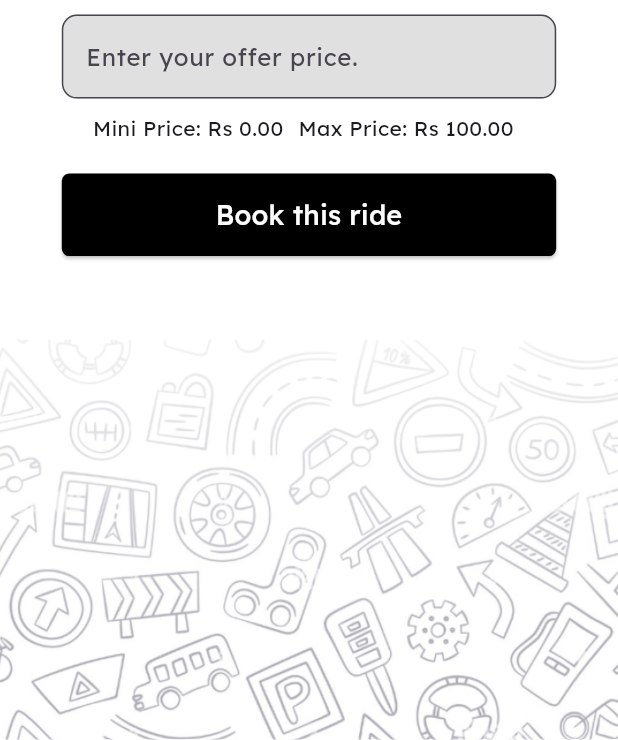
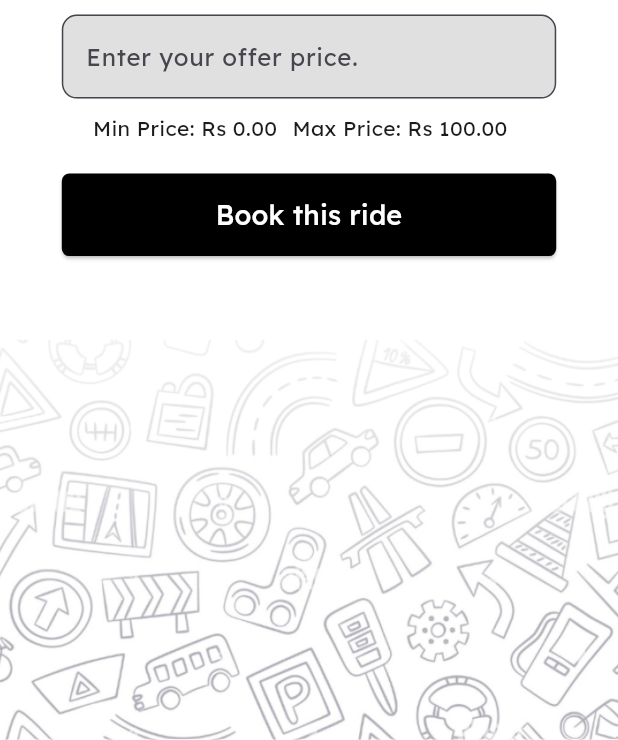
Before and after one commit to aditya030/Autohub_userside, a Flutter app: the MapRidePricePage screen opened by its route, after a tap on "Auto", after a tap on "Premium Auto", after a tap on "Place your offer of", on a phone screen of 412 x 824 dp, the part 496-1236 px from its top. Run offline on Flutter 3.47's test engine with Material 3 defaults, Android fonts, the phone set to English and light mode, and no system bars; our stand-ins replace cloud_firestore, firebase_auth, firebase_core, flutter_rating_bar, google_maps_flutter, location; missing offline and left inert: flutter_polyline_points, razorpay_flutter; accounts and stored records are empty.

Commit message:
some small changes like min price limit

```diff
--- a/lib/main.dart
+++ b/lib/main.dart
@@ -45,7 +45,7 @@ class MyApp extends StatelessWidget {
         fontFamily: "Lexend",
         scaffoldBackgroundColor: AppColors.backgroundColor,
       ),
-      initialRoute: '/   ',
+      initialRoute: '/',
       routes: {
         '/': (context) => HomePage(),
         '/ride': (context) => MapRidePricePage(_pSource, _pSource, distance),
@@ -56,7 +56,7 @@ class MyApp extends StatelessWidget {
         //     return MapRidePricePage(distance: args['distance']);
         //   },
         '/homepage': (context) => HomePage(),
-        '/searchpage': (context) => SearchPage(_pSource,_pSource),
+        '/searchpage': (context) => SearchPage(_pSource, _pSource),
         '/ridecompletion': (context) => RideCompletion(),
         '/Auto_details': (context) => BookingPage(),
         '/userdetails': (context) => user_details.UserDetailsPage(),
@@ -65,7 +65,7 @@ class MyApp extends StatelessWidget {
         '/signin': (context) => SigninPage(),
         '/otp': (context) => OTPPage(),
         '/signup': (context) => SignupPage(),
-        '/bidding': (context) => DriverListPage(),
+        '/bidding': (context) => DriverListPage(bidPrice: 1700),
         '/profilecompletion': (context) => ProfilePage(),
         '/accountcreation': (context) => AccountCreatedPage(),
         '/destination': (context) => DestinationPage(),
--- a/lib/pages/bidding_page.dart
+++ b/lib/pages/bidding_page.dart
@@ -2,7 +2,9 @@ import 'dart:async';
 import 'package:flutter/material.dart';
 
 class DriverListPage extends StatefulWidget {
-  const DriverListPage({Key? key}) : super(key: key);
+  final int bidPrice; // Add bidPrice as a parameter
+
+  const DriverListPage({Key? key, required this.bidPrice}) : super(key: key);
 
   @override
   _DriverListPageState createState() => _DriverListPageState();
@@ -109,7 +111,7 @@ class _DriverListPageState extends State<DriverListPage> {
                           ),
                         ),
                         Text(
-                          '₹400',
+                          '₹${widget.bidPrice}', // Use bidPrice from the widget
                           style: TextStyle(
                             fontSize: 18,
                             fontWeight: FontWeight.bold,
--- a/lib/pages/map_ride_price_page.dart
+++ b/lib/pages/map_ride_price_page.dart
@@ -88,54 +88,54 @@ class _MapRidePricePageState extends State<MapRidePricePage> {
             polylines: Set<Polyline>.of(polylines.values),
           ),
 
-          Positioned(
-            top: 50.0,
-            left: 15.0,
-            child: Container(
-              width: screenWidth * 0.9,
-              height: 100.0,
-              decoration: BoxDecoration(
-                color: AppColors.backgroundColor.withOpacity(0.9),
-                borderRadius: BorderRadius.all(Radius.circular(5)),
-                border: Border.all(color: AppColors.primaryColor),
-              ),
-              child: Column(
-                children: [
-                  TextField(
-                    decoration: InputDecoration(
-                      hintText: "Vit Main Gate",
-                      hintStyle: TextStyle(
-                        fontSize: 19,
-                        fontWeight: FontWeight.w400,
-                      ),
-                      prefixIcon: Icon(
-                        Icons.circle,
-                        color: Colors.green,
-                        size: 15,
-                      ),
-                      border: InputBorder.none,
-                    ),
-                  ),
-                  Divider(height: 0.0, color: Colors.black),
-                  TextField(
-                    decoration: InputDecoration(
-                      hintText: "CMC Ranipet Campus",
-                      hintStyle: TextStyle(
-                        fontSize: 19,
-                        fontWeight: FontWeight.w400,
-                      ),
-                      prefixIcon: Icon(
-                        Icons.search_outlined,
-                        color: Colors.grey,
-                        size: 20,
-                      ),
-                      border: InputBorder.none,
-                    ),
-                  ),
-                ],
-              ),
-            ),
-          ),
+          // Positioned(
+          //   top: 50.0,
+          //   left: 15.0,
+          //   child: Container(
+          //     width: screenWidth * 0.9,
+          //     height: 100.0,
+          //     decoration: BoxDecoration(
+          //       color: AppColors.backgroundColor.withOpacity(0.9),
+          //       borderRadius: BorderRadius.all(Radius.circular(5)),
+          //       border: Border.all(color: AppColors.primaryColor),
+          //     ),
+          //     child: Column(
+          //       children: [
+          //         TextField(
+          //           decoration: InputDecoration(
+          //             hintText: "Vit Main Gate",
+          //             hintStyle: TextStyle(
+          //               fontSize: 19,
+          //               fontWeight: FontWeight.w400,
+          //             ),
+          //             prefixIcon: Icon(
+          //               Icons.circle,
+          //               color: Colors.green,
+          //               size: 15,
+          //             ),
+          //             border: InputBorder.none,
+          //           ),
+          //         ),
+          //         Divider(height: 0.0, color: Colors.black),
+          //         TextField(
+          //           decoration: InputDecoration(
+          //             hintText: "CMC Ranipet Campus",
+          //             hintStyle: TextStyle(
+          //               fontSize: 19,
+          //               fontWeight: FontWeight.w400,
+          //             ),
+          //             prefixIcon: Icon(
+          //               Icons.search_outlined,
+          //               color: Colors.grey,
+          //               size: 20,
+          //             ),
+          //             border: InputBorder.none,
+          //           ),
+          //         ),
+          //       ],
+          //     ),
+          //   ),
+          // ),
           Align(
             alignment: Alignment.bottomCenter,
             child: Container(
--- a/lib/pages/user_bid_page.dart
+++ b/lib/pages/user_bid_page.dart
@@ -21,7 +21,7 @@ class _UserBidPageState extends State<UserBidPage> {
         ModalRoute.of(context)!.settings.arguments as Map<String, dynamic>;
     double price = args['price'];
     minPrice = price;
-    maxPrice = price! + 100;
+    maxPrice = price + 100;
   }
 
   @override
@@ -121,7 +121,7 @@ class _UserBidPageState extends State<UserBidPage> {
                           children: [
                             Flexible(
                               child: Text(
-                                "Mini Price: Rs ${minPrice?.toStringAsFixed(2) ?? '0'}",
+                                "Min Price: Rs ${minPrice?.toStringAsFixed(2) ?? '0'}",
                                 overflow: TextOverflow.ellipsis,
                               ),
                             ),
@@ -148,6 +148,11 @@ class _UserBidPageState extends State<UserBidPage> {
                             setState(() {
                               errorMessage =
                                   'Error: The offer price is below the minimum price.';
+                            });
+                          } else if (enteredPrice > (maxPrice ?? 0)) {
+                            setState(() {
+                              errorMessage =
+                                  'Error: The offer price exceeds the maximum price.';
                             });
                           } else {
                             setState(() {
```
Also changed, not shown: 6 other files.
